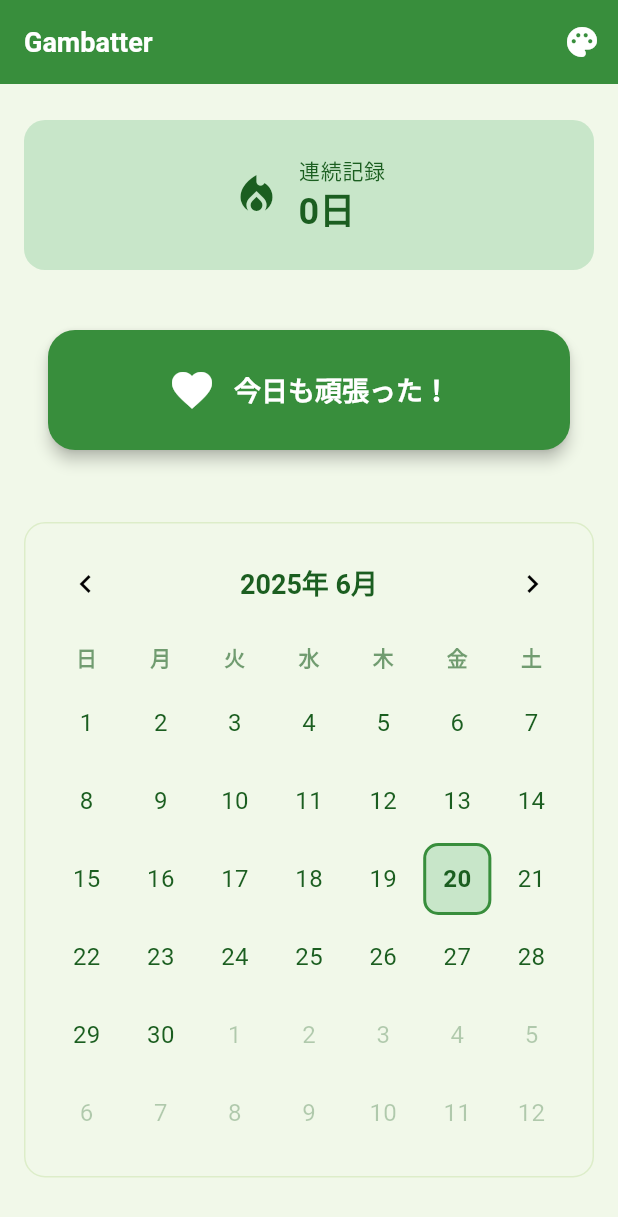
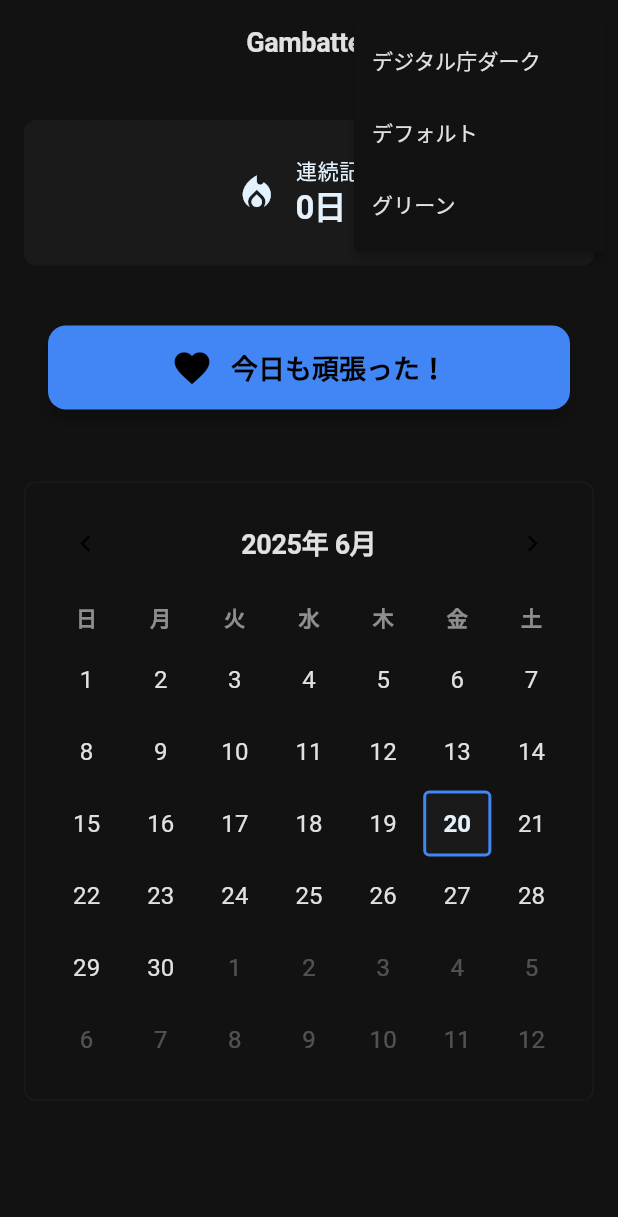
Before and after one commit to nagisano33/gambatter, a Flutter app: the screen it shows after launch, after a tap on the "palette" icon, on a phone screen of 412 x 824 dp. Shown: the top 1217 px of the screen. Run offline on Flutter 3.47's test engine with Material 2 defaults, Android fonts, the phone set to English and light mode, and no system bars; our stand-ins replace sqflite; accounts and stored records are empty.

Commit message:
feat: デジタル庁デザインシステム準拠のダークテーマを実装
- DigitalGovDarkDesignTokensクラスを追加
- PopupMenuButtonによるテーマ選択機能を実装
- ダークテーマ対応のColorScheme設定
- タイポグラフィとレイアウトを調整

🤖 Generated with [Claude Code](https://claude.ai/code)

Co-Authored-By: Claude <noreply@anthropic.com>

```diff
--- a/lib/my_homepage.dart
+++ b/lib/my_homepage.dart
@@ -118,15 +118,27 @@ class _MyHomePageState extends State<MyHomePage> {
     return Scaffold(
       appBar: AppBar(
         title: Text(widget.title),
-        backgroundColor: Theme.of(context).colorScheme.primary,
-        foregroundColor: Theme.of(context).colorScheme.onPrimary,
         actions: [
-          IconButton(
+          PopupMenuButton<String>(
             icon: const Icon(Icons.palette),
-            onPressed: () {
-              widget.themeProvider.toggleTheme();
+            tooltip: 'テーマ選択',
+            onSelected: (String themeName) {
+              widget.themeProvider.setTheme(themeName);
             },
-            tooltip: 'テーマ切り替え',
+            itemBuilder: (BuildContext context) => [
+              const PopupMenuItem<String>(
+                value: 'digital-gov-dark',
+                child: Text('デジタル庁ダーク'),
+              ),
+              const PopupMenuItem<String>(
+                value: 'default',
+                child: Text('デフォルト'),
+              ),
+              const PopupMenuItem<String>(
+                value: 'green',
+                child: Text('グリーン'),
+              ),
+            ],
           ),
         ],
       ),
--- a/lib/theme/app_theme.dart
+++ b/lib/theme/app_theme.dart
@@ -4,16 +4,37 @@ import 'design_tokens.dart';
 class AppTheme {
   static const String defaultTheme = 'default';
   static const String greenTheme = 'green';
+  static const String digitalGovDarkTheme = 'digital-gov-dark';
 
   static Map<String, DesignTokens> get availableTokens => {
         defaultTheme: DefaultDesignTokens(),
-    greenTheme: GreenDesignTokens(),
+        digitalGovDarkTheme: DigitalGovDarkDesignTokens(),
       };
 
   static ThemeData createTheme(DesignTokens tokens) {
+    // ダークテーマかどうかを判定
+    final isDark = tokens is DigitalGovDarkDesignTokens;
+
     return ThemeData(
       useMaterial3: true,
-      colorScheme: ColorScheme.light(
+      brightness: isDark ? Brightness.dark : Brightness.light,
+      colorScheme: isDark
+          ? ColorScheme.dark(
+              primary: tokens.primary,
+              onPrimary: tokens.onPrimary,
+              primaryContainer: tokens.primaryContainer,
+              onPrimaryContainer: tokens.onPrimaryContainer,
+              secondary: tokens.secondary,
+              onSecondary: tokens.onSecondary,
+              surface: tokens.surface,
+              onSurface: tokens.onSurface,
+              surfaceVariant: tokens.surfaceVariant,
+              onSurfaceVariant: tokens.onSurfaceVariant,
+              outline: tokens.outline,
+              error: tokens.error,
+              onError: tokens.onError,
+            )
+          : ColorScheme.light(
               primary: tokens.primary,
               onPrimary: tokens.onPrimary,
               primaryContainer: tokens.primaryContainer,
@@ -56,22 +77,37 @@ class AppTheme {
         size: tokens.fontSizeXl,
       ),
 
-      // Text themes
+      // Text themes - デジタル庁準拠のタイポグラフィ
       textTheme: TextTheme(
         headlineMedium: TextStyle(
           fontSize: tokens.fontSizeXl,
-          fontWeight: FontWeight.bold,
+          fontWeight: FontWeight.w600, // 少し軽めに
+          letterSpacing: -0.5, // 文字間隔を調整
         ),
         titleLarge: TextStyle(
           fontSize: tokens.fontSizeLg,
-          fontWeight: FontWeight.bold,
+          fontWeight: FontWeight.w600,
+          letterSpacing: -0.25,
         ),
         bodyMedium: TextStyle(
           fontSize: tokens.fontSizeMd,
+          fontWeight: FontWeight.w400,
+          letterSpacing: 0.1,
         ),
         labelMedium: TextStyle(
           fontSize: tokens.fontSizeSm,
+          fontWeight: FontWeight.w500,
+          letterSpacing: 0.4,
         ),
+      ),
+
+      // AppBar theme - ダークテーマ対応
+      appBarTheme: AppBarTheme(
+        elevation: 0,
+        centerTitle: true,
+        backgroundColor: isDark ? tokens.surface : tokens.primary,
+        foregroundColor: isDark ? tokens.onSurface : tokens.onPrimary,
+        surfaceTintColor: Colors.transparent,
       ),
     );
   }
--- a/lib/theme/theme_provider.dart
+++ b/lib/theme/theme_provider.dart
@@ -3,7 +3,7 @@ import 'design_tokens.dart';
 import 'app_theme.dart';
 
 class ThemeProvider extends ChangeNotifier {
-  String _currentThemeName = AppTheme.defaultTheme;
+  String _currentThemeName = AppTheme.digitalGovDarkTheme; // デフォルトをダークテーマに
   late DesignTokens _currentTokens;
 
   ThemeProvider() {
```
Also changed, not shown: lib/theme/design_tokens.dart (+34 -34 lines). Lines whose indentation alone changed are shown as unchanged.
